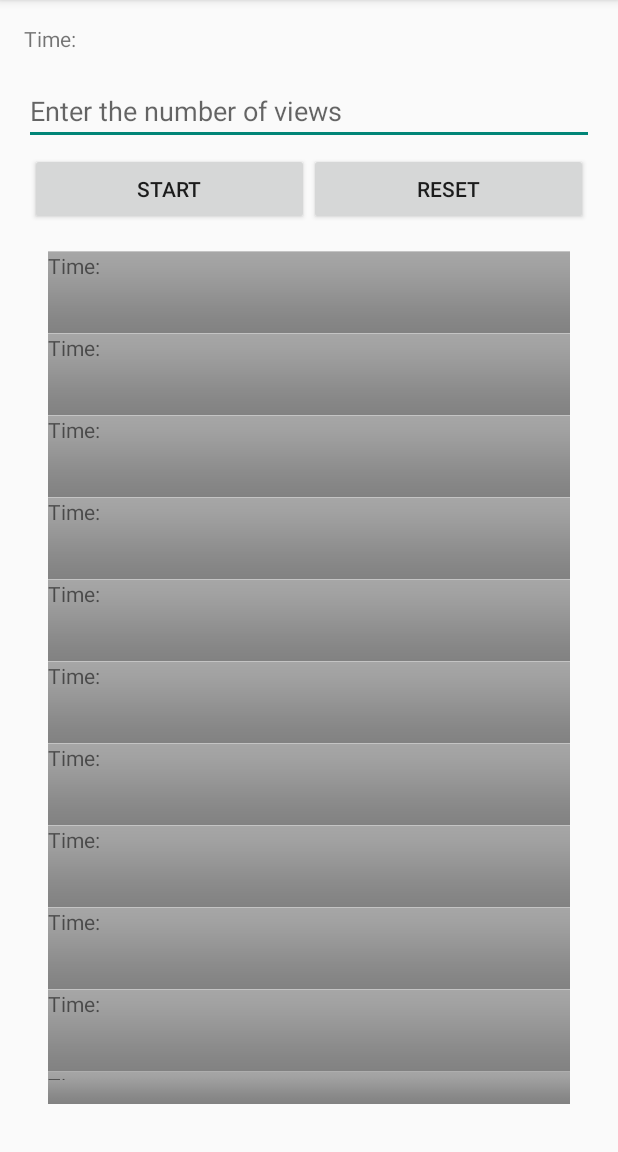
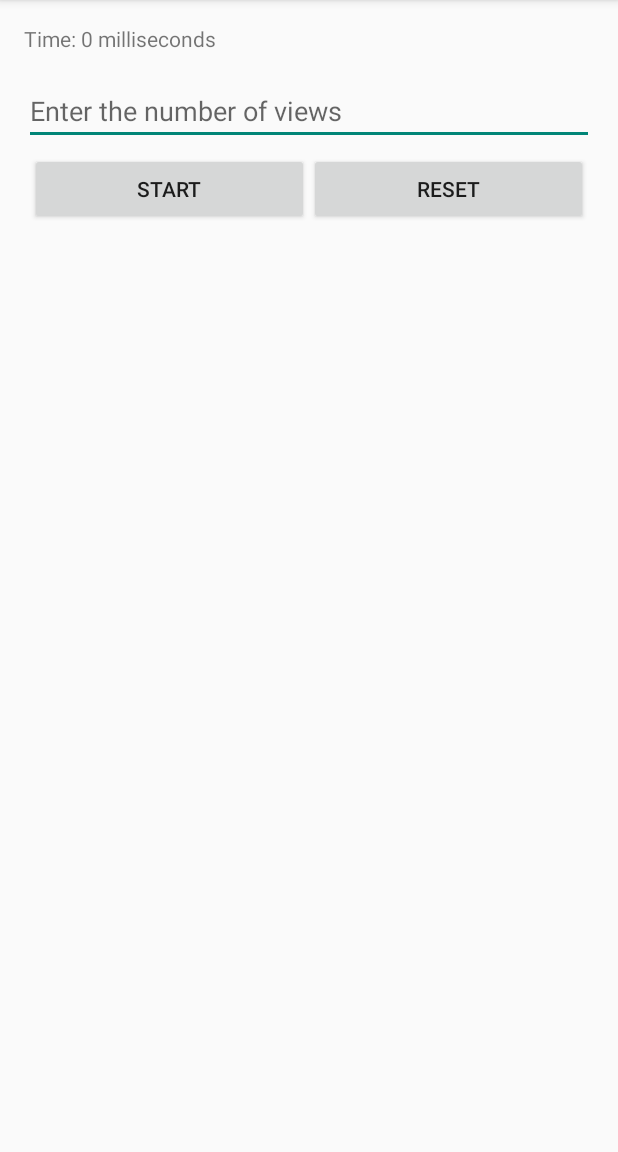
Before and after one commit to Calseon/benchmarkingAndroid, an Android app: the screen it shows after launch (MainActivity), after a tap on "START", on a phone screen of 412 x 824 dp, the part 84-1236 px from its top. Run offline under Robolectric (Android 15) with nearby library versions, the phone set to English and light mode, and no system bars.

Commit message:
Added scrollview, button handlers, timing analysis

```diff
--- a/app/src/main/java/com/chungzheng/benchmarkingandroid/MainActivity.java
+++ b/app/src/main/java/com/chungzheng/benchmarkingandroid/MainActivity.java
@@ -4,7 +4,11 @@ import android.support.v7.app.ActionBarActivity;
 import android.os.Bundle;
 import android.view.Menu;
 import android.view.MenuItem;
-
+import android.view.View;
+import android.widget.LinearLayout;
+import android.widget.LinearLayout.LayoutParams;
+import android.widget.TextView;
+import android.widget.EditText;
 
 public class MainActivity extends ActionBarActivity {
 
@@ -35,4 +39,30 @@ public class MainActivity extends ActionBarActivity {
 
         return super.onOptionsItemSelected(item);
     }
+
+    public void startTest(View view){
+        resetTest(view);
+        long startTime = System.currentTimeMillis();
+        LinearLayout lnlayout = (LinearLayout)findViewById(R.id.ll_horde);
+        EditText etViewNum = (EditText)findViewById(R.id.et_viewNumber);
+        String etValue = etViewNum.getText().toString().trim();
+        if (etValue.equals(""))
+            etValue = "0";
+        int numViews = Integer.parseInt(etValue);
+        for (int i = 0; i < numViews; i++)
+        {
+            TextView tv_spawn = new TextView(this);
+            tv_spawn.setText(Integer.toString(i));
+            tv_spawn.setLayoutParams(new LayoutParams(LayoutParams.MATCH_PARENT, LayoutParams.WRAP_CONTENT));
+            lnlayout.addView(tv_spawn);
+        }
+        long stopTime = System.currentTimeMillis();
+        ((TextView) findViewById(R.id.tv_timer)).setText("Time: " + String.valueOf(stopTime - startTime) + " milliseconds");
+    }
+
+    public void resetTest(View view){
+        LinearLayout lnlayout = (LinearLayout)findViewById(R.id.ll_horde);
+        if(lnlayout.getChildCount()>0)
+            lnlayout.removeAllViews();
+    }
 }
--- a/app/src/main/res/layout/activity_main.xml
+++ b/app/src/main/res/layout/activity_main.xml
@@ -25,6 +25,7 @@
         android:id="@+id/et_viewNumber"
         />
 
+
     <LinearLayout
         android:orientation="horizontal"
         android:paddingLeft="4.0dip"
@@ -49,6 +50,9 @@
             android:onClick="resetTest"/>
     </LinearLayout>
 
+    <ScrollView
+        android:layout_width="match_parent"
+        android:layout_height="wrap_content">
     <LinearLayout
         android:layout_width="match_parent"
         android:layout_height="match_parent"
@@ -56,24 +60,9 @@
         android:paddingRight="@dimen/activity_horizontal_margin"
         android:paddingTop="@dimen/activity_vertical_margin"
         android:paddingBottom="@dimen/activity_vertical_margin"
-        android:orientation="vertical">
-        <TextView android:background="@android:drawable/bottom_bar" android:text="@string/labeltime" android:layout_width="match_parent" android:layout_height="wrap_content" android:paddingBottom="@dimen/activity_vertical_margin" />
-        <TextView android:background="@android:drawable/bottom_bar" android:text="@string/labeltime" android:layout_width="match_parent" android:layout_height="wrap_content" android:paddingBottom="@dimen/activity_vertical_margin" />
-        <TextView android:background="@android:drawable/bottom_bar" android:text="@string/labeltime" android:layout_width="match_parent" android:layout_height="wrap_content" android:paddingBottom="@dimen/activity_vertical_margin" />
-        <TextView android:background="@android:drawable/bottom_bar" android:text="@string/labeltime" android:layout_width="match_parent" android:layout_height="wrap_content" android:paddingBottom="@dimen/activity_vertical_margin" />
-        <TextView android:background="@android:drawable/bottom_bar" android:text="@string/labeltime" android:layout_width="match_parent" android:layout_height="wrap_content" android:paddingBottom="@dimen/activity_vertical_margin" />
-        <TextView android:background="@android:drawable/bottom_bar" android:text="@string/labeltime" android:layout_width="match_parent" android:layout_height="wrap_content" android:paddingBottom="@dimen/activity_vertical_margin" />
-        <TextView android:background="@android:drawable/bottom_bar" android:text="@string/labeltime" android:layout_width="match_parent" android:layout_height="wrap_content" android:paddingBottom="@dimen/activity_vertical_margin" />
-        <TextView android:background="@android:drawable/bottom_bar" android:text="@string/labeltime" android:layout_width="match_parent" android:layout_height="wrap_content" android:paddingBottom="@dimen/activity_vertical_margin" />
-        <TextView android:background="@android:drawable/bottom_bar" android:text="@string/labeltime" android:layout_width="match_parent" android:layout_height="wrap_content" android:paddingBottom="@dimen/activity_vertical_margin" />
-        <TextView android:background="@android:drawable/bottom_bar" android:text="@string/labeltime" android:layout_width="match_parent" android:layout_height="wrap_content" android:paddingBottom="@dimen/activity_vertical_margin" />
-        <TextView android:background="@android:drawable/bottom_bar" android:text="@string/labeltime" android:layout_width="match_parent" android:layout_height="wrap_content" android:paddingBottom="@dimen/activity_vertical_margin" />
-        <TextView android:background="@android:drawable/bottom_bar" android:text="@string/labeltime" android:layout_width="match_parent" android:layout_height="wrap_content" android:paddingBottom="@dimen/activity_vertical_margin" />
-        <TextView android:background="@android:drawable/bottom_bar" android:text="@string/labeltime" android:layout_width="match_parent" android:layout_height="wrap_content" android:paddingBottom="@dimen/activity_vertical_margin" />
-        <TextView android:background="@android:drawable/bottom_bar" android:text="@string/labeltime" android:layout_width="match_parent" android:layout_height="wrap_content" android:paddingBottom="@dimen/activity_vertical_margin" />
-        <TextView android:background="@android:drawable/bottom_bar" android:text="@string/labeltime" android:layout_width="match_parent" android:layout_height="wrap_content" android:paddingBottom="@dimen/activity_vertical_margin" />
-        <TextView android:background="@android:drawable/bottom_bar" android:text="@string/labeltime" android:layout_width="match_parent" android:layout_height="wrap_content" android:paddingBottom="@dimen/activity_vertical_margin" />
-        <TextView android:background="@android:drawable/bottom_bar" android:text="@string/labeltime" android:layout_width="match_parent" android:layout_height="wrap_content" android:paddingBottom="@dimen/activity_vertical_margin" />
+        android:orientation="vertical"
+        android:id="@+id/ll_horde">
+
     </LinearLayout>
-
+    </ScrollView>
 </LinearLayout>
```
